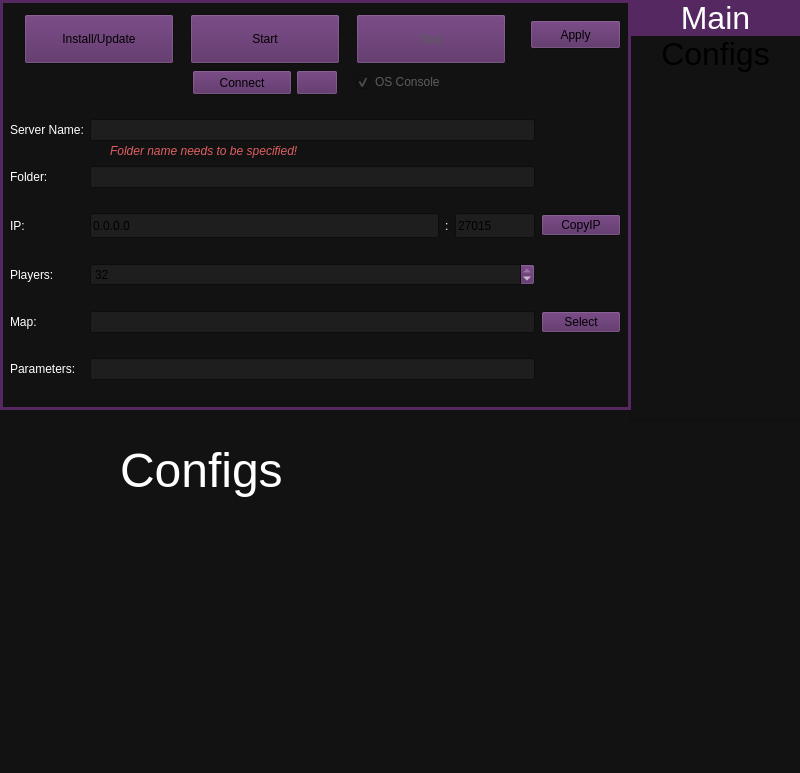
Above: serverwindow.ui from metootem/TF2-Dedicated-Server-Manager before the change. Below: the same form after it.
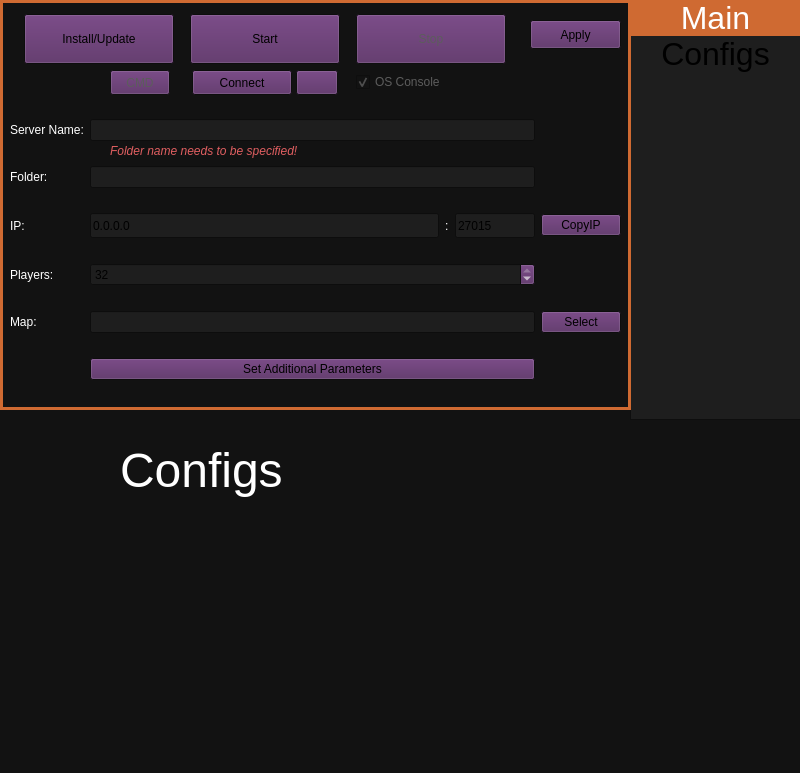
That is the form after the change. Icons and pictures are not drawn.

```diff
--- a/serverwindow.ui
+++ b/serverwindow.ui
@@ -284,8 +284,297 @@
      <height>410</height>
     </rect>
    </property>
+   <property name="palette">
+    <palette>
+     <active>
+      <colorrole role="WindowText">
+       <brush brushstyle="SolidPattern">
+        <color alpha="255">
+         <red>255</red>
+         <green>255</green>
+         <blue>255</blue>
+        </color>
+       </brush>
+      </colorrole>
+      <colorrole role="Button">
+       <brush brushstyle="SolidPattern">
+        <color alpha="255">
+         <red>207</red>
+         <green>106</green>
+         <blue>50</blue>
+        </color>
+       </brush>
+      </colorrole>
+      <colorrole role="Dark">
+       <brush brushstyle="SolidPattern">
+        <color alpha="255">
+         <red>92</red>
+         <green>92</green>
+         <blue>92</blue>
+        </color>
+       </brush>
+      </colorrole>
+      <colorrole role="Mid">
+       <brush brushstyle="SolidPattern">
+        <color alpha="255">
+         <red>127</red>
+         <green>127</green>
+         <blue>127</blue>
+        </color>
+       </brush>
+      </colorrole>
+      <colorrole role="Base">
+       <brush brushstyle="SolidPattern">
+        <color alpha="255">
+         <red>30</red>
+         <green>30</green>
+         <blue>30</blue>
+        </color>
+       </brush>
+      </colorrole>
+      <colorrole role="Window">
+       <brush brushstyle="SolidPattern">
+        <color alpha="255">
+         <red>18</red>
+         <green>18</green>
+         <blue>18</blue>
+        </color>
+       </brush>
+      </colorrole>
+      <colorrole role="Highlight">
+       <brush brushstyle="SolidPattern">
+        <color alpha="255">
+         <red>207</red>
+         <green>106</green>
+         <blue>50</blue>
+        </color>
+       </brush>
+      </colorrole>
+      <colorrole role="LinkVisited">
+       <brush brushstyle="SolidPattern">
+        <color alpha="255">
+         <red>255</red>
+         <green>158</green>
+         <blue>105</blue>
+        </color>
+       </brush>
+      </colorrole>
+      <colorrole role="AlternateBase">
+       <brush brushstyle="SolidPattern">
+        <color alpha="255">
+         <red>45</red>
+         <green>45</green>
+         <blue>45</blue>
+        </color>
+       </brush>
+      </colorrole>
+      <colorrole role="ToolTipBase">
+       <brush brushstyle="SolidPattern">
+        <color alpha="255">
+         <red>97</red>
+         <green>97</green>
+         <blue>97</blue>
+        </color>
+       </brush>
+      </colorrole>
+     </active>
+     <inactive>
+      <colorrole role="WindowText">
+       <brush brushstyle="SolidPattern">
+        <color alpha="255">
+         <red>255</red>
+         <green>255</green>
+         <blue>255</blue>
+        </color>
+       </brush>
+      </colorrole>
+      <colorrole role="Button">
+       <brush brushstyle="SolidPattern">
+        <color alpha="255">
+         <red>207</red>
+         <green>106</green>
+         <blue>50</blue>
+        </color>
+       </brush>
+      </colorrole>
+      <colorrole role="Dark">
+       <brush brushstyle="SolidPattern">
+        <color alpha="255">
+         <red>92</red>
+         <green>92</green>
+         <blue>92</blue>
+        </color>
+       </brush>
+      </colorrole>
+      <colorrole role="Mid">
+       <brush brushstyle="SolidPattern">
+        <color alpha="255">
+         <red>127</red>
+         <green>127</green>
+         <blue>127</blue>
+        </color>
+       </brush>
+      </colorrole>
+      <colorrole role="Base">
+       <brush brushstyle="SolidPattern">
+        <color alpha="255">
+         <red>30</red>
+         <green>30</green>
+         <blue>30</blue>
+        </color>
+       </brush>
+      </colorrole>
+      <colorrole role="Window">
+       <brush brushstyle="SolidPattern">
+        <color alpha="255">
+         <red>18</red>
+         <green>18</green>
+         <blue>18</blue>
+        </color>
+       </brush>
+      </colorrole>
+      <colorrole role="Highlight">
+       <brush brushstyle="SolidPattern">
+        <color alpha="255">
+         <red>207</red>
+         <green>106</green>
+         <blue>50</blue>
+        </color>
+       </brush>
+      </colorrole>
+      <colorrole role="LinkVisited">
+       <brush brushstyle="SolidPattern">
+        <color alpha="255">
+         <red>255</red>
+         <green>158</green>
+         <blue>105</blue>
+        </color>
+       </brush>
+      </colorrole>
+      <colorrole role="AlternateBase">
+       <brush brushstyle="SolidPattern">
+        <color alpha="255">
+         <red>45</red>
+         <green>45</green>
+         <blue>45</blue>
+        </color>
+       </brush>
+      </colorrole>
+      <colorrole role="ToolTipBase">
+       <brush brushstyle="SolidPattern">
+        <color alpha="255">
+         <red>97</red>
+         <green>97</green>
+         <blue>97</blue>
+        </color>
+       </brush>
+      </colorrole>
+     </inactive>
+     <disabled>
+      <colorrole role="WindowText">
+       <brush brushstyle="SolidPattern">
+        <color alpha="255">
+         <red>92</red>
+         <green>92</green>
+         <blue>92</blue>
+        </color>
+       </brush>
+      </colorrole>
+      <colorrole role="Button">
+       <brush brushstyle="SolidPattern">
+        <color alpha="255">
+         <red>207</red>
+         <green>106</green>
+         <blue>50</blue>
+        </color>
+       </brush>
+      </colorrole>
+      <colorrole role="Dark">
+       <brush brushstyle="SolidPattern">
+        <color alpha="255">
+         <red>92</red>
+         <green>92</green>
+         <blue>92</blue>
+        </color>
+       </brush>
+      </colorrole>
+      <colorrole role="Mid">
+       <brush brushstyle="SolidPattern">
+        <color alpha="255">
+         <red>127</red>
+         <green>127</green>
+         <blue>127</blue>
+        </color>
+       </brush>
+      </colorrole>
+      <colorrole role="Text">
+       <brush brushstyle="SolidPattern">
+        <color alpha="255">
+         <red>92</red>
+         <green>92</green>
+         <blue>92</blue>
+        </color>
+       </brush>
+      </colorrole>
+      <colorrole role="ButtonText">
+       <brush brushstyle="SolidPattern">
+        <color alpha="255">
+         <red>92</red>
+         <green>92</green>
+         <blue>92</blue>
+        </color>
+       </brush>
+      </colorrole>
+      <colorrole role="Base">
+       <brush brushstyle="SolidPattern">
+        <color alpha="255">
+         <red>18</red>
+         <green>18</green>
+         <blue>18</blue>
+        </color>
+       </brush>
+      </colorrole>
+      <colorrole role="Window">
+       <brush brushstyle="SolidPattern">
+        <color alpha="255">
+         <red>18</red>
+         <green>18</green>
+         <blue>18</blue>
+        </color>
+       </brush>
+      </colorrole>
+      <colorrole role="LinkVisited">
+       <brush brushstyle="SolidPattern">
+        <color alpha="255">
+         <red>255</red>
+         <green>158</green>
+         <blue>105</blue>
+        </color>
+       </brush>
+      </colorrole>
+      <colorrole role="AlternateBase">
+       <brush brushstyle="SolidPattern">
+        <color alpha="255">
+         <red>45</red>
+         <green>45</green>
+         <blue>45</blue>
+        </color>
+       </brush>
+      </colorrole>
+      <colorrole role="ToolTipBase">
+       <brush brushstyle="SolidPattern">
+        <color alpha="255">
+         <red>97</red>
+         <green>97</green>
+         <blue>97</blue>
+        </color>
+       </brush>
+      </colorrole>
+     </disabled>
+    </palette>
+   </property>
    <property name="styleSheet">
-    <string notr="true">border: 3px solid #552861;</string>
+    <string notr="true">border: 3px solid #cf6a32;</string>
    </property>
    <property name="frameShape">
     <enum>QFrame::Shape::StyledPanel</enum>
@@ -316,6 +605,27 @@
      </rect>
     </property>
     <layout class="QGridLayout" name="gridLayout">
+     <item row="0" column="0">
+      <widget class="QLabel" name="lblServerName">
+       <property name="text">
+        <string>Server Name:</string>
+       </property>
+      </widget>
+     </item>
+     <item row="2" column="2">
+      <widget class="QPushButton" name="btnCopyIp">
+       <property name="text">
+        <string>CopyIP</string>
+       </property>
+      </widget>
+     </item>
+     <item row="4" column="0">
+      <widget class="QLabel" name="lblMap">
+       <property name="text">
+        <string>Map:</string>
+       </property>
+      </widget>
+     </item>
      <item row="3" column="0">
       <widget class="QLabel" name="lblPlayers">
        <property name="text">
@@ -323,13 +633,6 @@
        </property>
       </widget>
      </item>
-     <item row="1" column="0">
-      <widget class="QLabel" name="lblFolder">
-       <property name="text">
-        <string>Folder:</string>
-       </property>
-      </widget>
-     </item>
      <item row="4" column="2">
       <widget class="QPushButton" name="btnSelectMap">
        <property name="text">
@@ -337,12 +640,8 @@
        </property>
       </widget>
      </item>
-     <item row="4" column="0">
-      <widget class="QLabel" name="lblMap">
-       <property name="text">
-        <string>Map:</string>
-       </property>
-      </widget>
+     <item row="4" column="1">
+      <widget class="QLineEdit" name="lineMap"/>
      </item>
      <item row="2" column="0">
       <widget class="QLabel" name="lblIP">
@@ -357,6 +656,16 @@
        </property>
       </widget>
      </item>
+     <item row="1" column="1">
+      <widget class="QLineEdit" name="lineFolderName"/>
+     </item>
+     <item row="1" column="0">
+      <widget class="QLabel" name="lblFolder">
+       <property name="text">
+        <string>Folder:</string>
+       </property>
+      </widget>
+     </item>
      <item row="3" column="1">
       <widget class="QSpinBox" name="spinMaxPlayers">
        <property name="minimum">
@@ -370,32 +679,6 @@
        </property>
       </widget>
      </item>
-     <item row="5" column="0">
-      <widget class="QLabel" name="lblParameters">
-       <property name="text">
-        <string>Parameters:</string>
-       </property>
-      </widget>
-     </item>
-     <item row="0" column="1">
-      <widget class="QLineEdit" name="lineServerName"/>
-     </item>
-     <item row="4" column="1">
-      <widget class="QLineEdit" name="lineMap"/>
-     </item>
-     <item row="5" column="1">
-      <widget class="QLineEdit" name="lineParameters"/>
-     </item>
-     <item row="1" column="1">
-      <widget class="QLineEdit" name="lineFolderName"/>
-     </item>
-     <item row="0" column="0">
-      <widget class="QLabel" name="lblServerName">
-       <property name="text">
-        <string>Server Name:</string>
-       </property>
-      </widget>
-     </item>
      <item row="2" column="1">
       <layout class="QHBoxLayout" name="horizontalLayout">
        <property name="spacing">
@@ -460,10 +743,13 @@
        </item>
       </layout>
      </item>
-     <item row="2" column="2">
-      <widget class="QPushButton" name="btnCopyIp">
+     <item row="0" column="1">
+      <widget class="QLineEdit" name="lineServerName"/>
+     </item>
+     <item row="5" column="1">
+      <widget class="QPushButton" name="btnParameters">
        <property name="text">
-        <string>CopyIP</string>
+        <string>Set Additional Parameters</string>
        </property>
       </widget>
      </item>
@@ -484,6 +770,9 @@
      </property>
      <item row="0" column="1">
       <widget class="QPushButton" name="btnStartServer">
+       <property name="enabled">
+        <bool>true</bool>
+       </property>
        <property name="minimumSize">
         <size>
          <width>150</width>
@@ -606,6 +895,51 @@
        </item>
       </layout>
      </item>
+     <item row="1" column="0">
+      <layout class="QHBoxLayout" name="horizontalLayout_3">
+       <item>
+        <spacer name="horizontalSpacer">
+         <property name="orientation">
+          <enum>Qt::Orientation::Horizontal</enum>
+         </property>
+         <property name="sizeType">
+          <enum>QSizePolicy::Policy::Fixed</enum>
+         </property>
+         <property name="sizeHint" stdset="0">
+          <size>
+           <width>82</width>
+           <height>25</height>
+          </size>
+         </property>
+        </spacer>
+       </item>
+       <item>
+        <widget class="QPushButton" name="btnSteamCMDConsole">
+         <property name="enabled">
+          <bool>false</bool>
+         </property>
+         <property name="minimumSize">
+          <size>
+           <width>60</width>
+           <height>25</height>
+          </size>
+         </property>
+         <property name="maximumSize">
+          <size>
+           <width>60</width>
+           <height>25</height>
+          </size>
+         </property>
+         <property name="text">
+          <string>CMD</string>
+         </property>
+         <property name="icon">
+          <iconset theme="QIcon::ThemeIcon::WindowNew"/>
+         </property>
+        </widget>
+       </item>
+      </layout>
+     </item>
     </layout>
    </widget>
    <widget class="QPushButton" name="btnApply">
@@ -683,12 +1017,21 @@
    <property name="palette">
     <palette>
      <active>
+      <colorrole role="WindowText">
+       <brush brushstyle="SolidPattern">
+        <color alpha="255">
+         <red>255</red>
+         <green>255</green>
+         <blue>255</blue>
+        </color>
+       </brush>
+      </colorrole>
       <colorrole role="Button">
        <brush brushstyle="SolidPattern">
         <color alpha="255">
-         <red>85</red>
-         <green>40</green>
-         <blue>97</blue>
+         <red>207</red>
+         <green>106</green>
+         <blue>50</blue>
         </color>
        </brush>
       </colorrole>
@@ -703,7 +1046,7 @@
       </colorrole>
       <colorrole role="Mid">
        <brush brushstyle="SolidPattern">
-        <color alpha="0">
+        <color alpha="255">
          <red>127</red>
          <green>127</green>
          <blue>127</blue>
@@ -713,6 +1056,15 @@
       <colorrole role="Base">
        <brush brushstyle="SolidPattern">
         <color alpha="255">
+         <red>30</red>
+         <green>30</green>
+         <blue>30</blue>
+        </color>
+       </brush>
+      </colorrole>
+      <colorrole role="Window">
+       <brush brushstyle="SolidPattern">
+        <color alpha="255">
          <red>18</red>
          <green>18</green>
          <blue>18</blue>
@@ -722,20 +1074,56 @@
       <colorrole role="Highlight">
        <brush brushstyle="SolidPattern">
         <color alpha="255">
-         <red>85</red>
-         <green>40</green>
+         <red>207</red>
+         <green>106</green>
+         <blue>50</blue>
+        </color>
+       </brush>
+      </colorrole>
+      <colorrole role="LinkVisited">
+       <brush brushstyle="SolidPattern">
+        <color alpha="255">
+         <red>255</red>
+         <green>158</green>
+         <blue>105</blue>
+        </color>
+       </brush>
+      </colorrole>
+      <colorrole role="AlternateBase">
+       <brush brushstyle="SolidPattern">
+        <color alpha="255">
+         <red>45</red>
+         <green>45</green>
+         <blue>45</blue>
+        </color>
+       </brush>
+      </colorrole>
+      <colorrole role="ToolTipBase">
+       <brush brushstyle="SolidPattern">
+        <color alpha="255">
+         <red>97</red>
+         <green>97</green>
          <blue>97</blue>
         </color>
        </brush>
       </colorrole>
      </active>
      <inactive>
+      <colorrole role="WindowText">
+       <brush brushstyle="SolidPattern">
+        <color alpha="255">
+         <red>255</red>
+         <green>255</green>
+         <blue>255</blue>
+        </color>
+       </brush>
+      </colorrole>
       <colorrole role="Button">
        <brush brushstyle="SolidPattern">
         <color alpha="255">
-         <red>85</red>
-         <green>40</green>
-         <blue>97</blue>
+         <red>207</red>
+         <green>106</green>
+         <blue>50</blue>
         </color>
        </brush>
       </colorrole>
@@ -750,7 +1138,7 @@
       </colorrole>
       <colorrole role="Mid">
        <brush brushstyle="SolidPattern">
-        <color alpha="0">
+        <color alpha="255">
          <red>127</red>
          <green>127</green>
          <blue>127</blue>
@@ -760,6 +1148,15 @@
       <colorrole role="Base">
        <brush brushstyle="SolidPattern">
         <color alpha="255">
+         <red>30</red>
+         <green>30</green>
+         <blue>30</blue>
+        </color>
+       </brush>
+      </colorrole>
+      <colorrole role="Window">
+       <brush brushstyle="SolidPattern">
+        <color alpha="255">
          <red>18</red>
          <green>18</green>
          <blue>18</blue>
@@ -769,8 +1166,35 @@
       <colorrole role="Highlight">
        <brush brushstyle="SolidPattern">
         <color alpha="255">
-         <red>85</red>
-         <green>40</green>
+         <red>207</red>
+         <green>106</green>
+         <blue>50</blue>
+        </color>
+       </brush>
+      </colorrole>
+      <colorrole role="LinkVisited">
+       <brush brushstyle="SolidPattern">
+        <color alpha="255">
+         <red>255</red>
+         <green>158</green>
+         <blue>105</blue>
+        </color>
+       </brush>
+      </colorrole>
+      <colorrole role="AlternateBase">
+       <brush brushstyle="SolidPattern">
+        <color alpha="255">
+         <red>45</red>
+         <green>45</green>
+         <blue>45</blue>
+        </color>
+       </brush>
+      </colorrole>
+      <colorrole role="ToolTipBase">
+       <brush brushstyle="SolidPattern">
+        <color alpha="255">
+         <red>97</red>
+         <green>97</green>
          <blue>97</blue>
         </color>
        </brush>
@@ -789,9 +1213,9 @@
       <colorrole role="Button">
        <brush brushstyle="SolidPattern">
         <color alpha="255">
-         <red>85</red>
-         <green>40</green>
-         <blue>97</blue>
+         <red>207</red>
+         <green>106</green>
+         <blue>50</blue>
         </color>
        </brush>
       </colorrole>
@@ -806,7 +1230,7 @@
       </colorrole>
       <colorrole role="Mid">
        <brush brushstyle="SolidPattern">
-        <color alpha="0">
+        <color alpha="255">
          <red>127</red>
          <green>127</green>
          <blue>127</blue>
@@ -831,6 +1255,51 @@
         </color>
        </brush>
       </colorrole>
+      <colorrole role="Base">
+       <brush brushstyle="SolidPattern">
+        <color alpha="255">
+         <red>18</red>
+         <green>18</green>
+         <blue>18</blue>
+        </color>
+       </brush>
+      </colorrole>
+      <colorrole role="Window">
+       <brush brushstyle="SolidPattern">
+        <color alpha="255">
+         <red>18</red>
+         <green>18</green>
+         <blue>18</blue>
+        </color>
+       </brush>
+      </colorrole>
+      <colorrole role="LinkVisited">
+       <brush brushstyle="SolidPattern">
+        <color alpha="255">
+         <red>255</red>
+         <green>158</green>
+         <blue>105</blue>
+        </color>
+       </brush>
+      </colorrole>
+      <colorrole role="AlternateBase">
+       <brush brushstyle="SolidPattern">
+        <color alpha="255">
+         <red>45</red>
+         <green>45</green>
+         <blue>45</blue>
+        </color>
+       </brush>
+      </colorrole>
+      <colorrole role="ToolTipBase">
+       <brush brushstyle="SolidPattern">
+        <color alpha="255">
+         <red>97</red>
+         <green>97</green>
+         <blue>97</blue>
+        </color>
+       </brush>
+      </colorrole>
      </disabled>
     </palette>
    </property>
```
